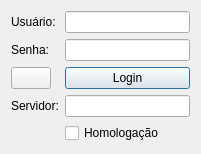
Before: the Qt Designer form ui/logindialog.ui in lellisls/ERP-STACCATO, drawn with Qt 5.
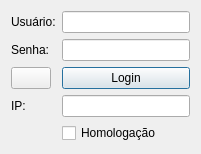
After: the same form once the commit is applied. Icons and pictures are not drawn.

Commit message: Ajustado texto para não redimensionar janela

```diff
--- a/ui/logindialog.ui
+++ b/ui/logindialog.ui
@@ -7,7 +7,7 @@
     <x>0</x>
     <y>0</y>
     <width>201</width>
-    <height>143</height>
+    <height>151</height>
    </rect>
   </property>
   <property name="windowTitle">
@@ -71,7 +71,7 @@
    <item row="3" column="4">
     <widget class="QLabel" name="labelHostname">
      <property name="text">
-      <string>Servidor:</string>
+      <string>IP:</string>
      </property>
     </widget>
    </item>
```
